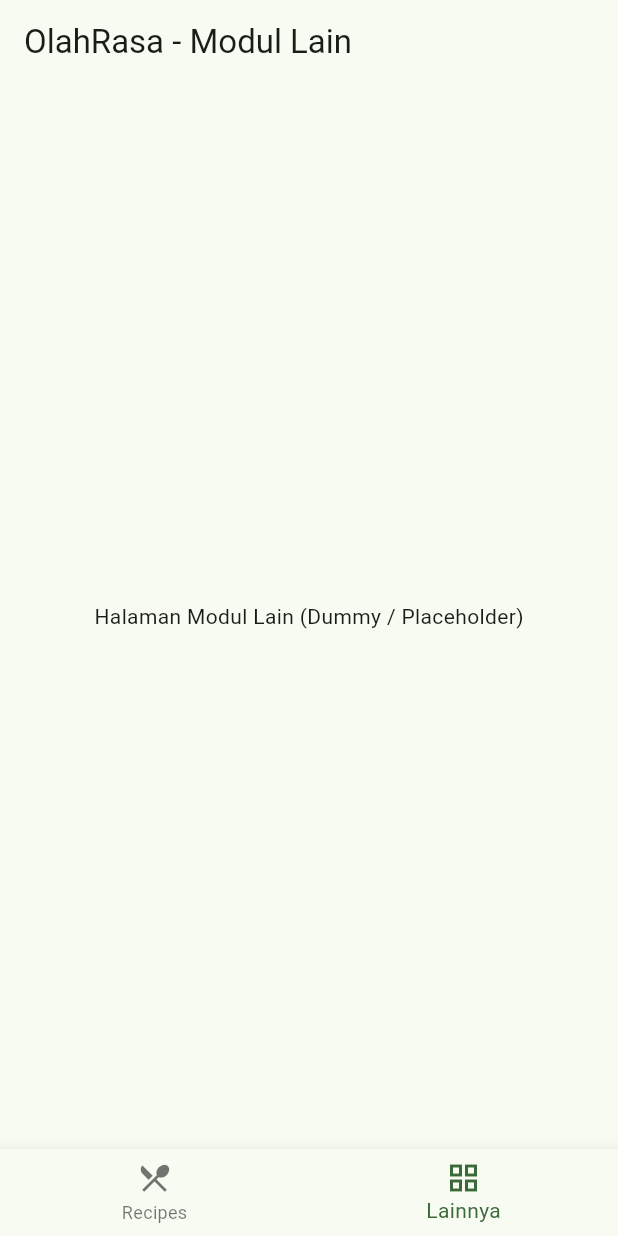
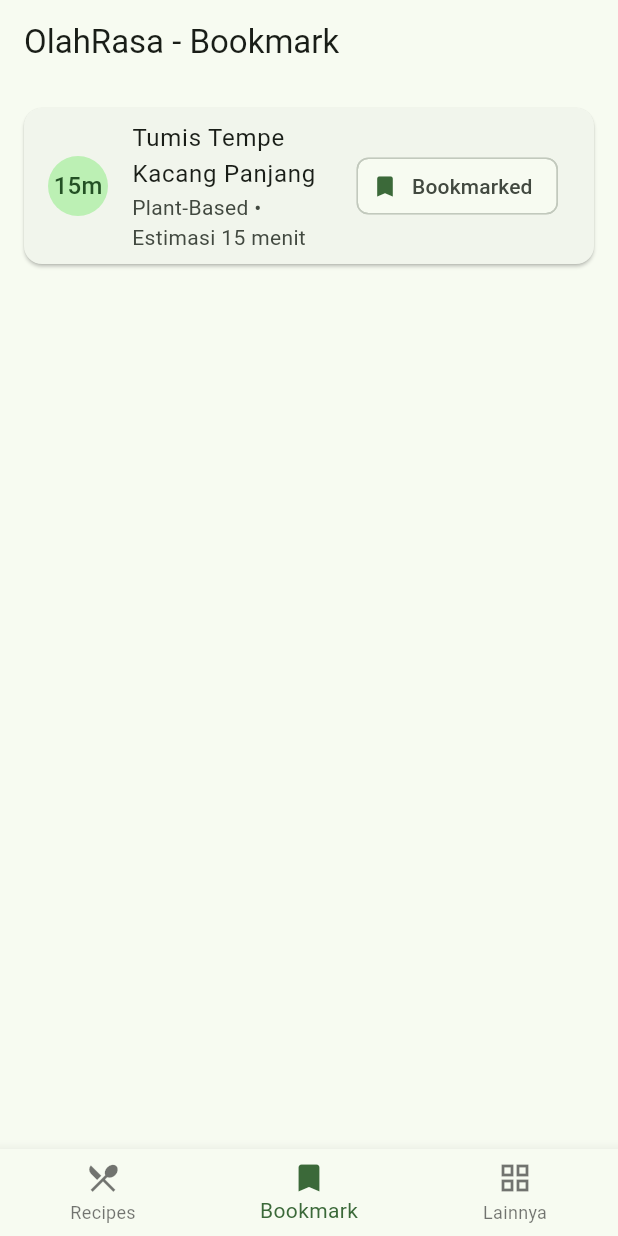
Before and after one commit to Tugas-Kelompok-PBP-D-10/OlahRasa_mobile, a Flutter app: the screen it shows after launch, item 2 of the bottom bar chosen, on a phone screen of 412 x 824 dp. Run offline on Flutter 3.47's test engine with Material 3 defaults, Android fonts, the phone set to English and light mode, and no system bars.

Commit message:
feat: add bookmark page, dummy data, and navbar item

```diff
--- /dev/null
+++ b/lib/data/dummy_bookmark.dart
@@ -0,0 +1,6 @@
+import '../models/recipe_models.dart';
+import 'dummy_recipe.dart';
+
+final List<Recipe> dummyBookmarks = [
+  dummyRecipes.firstWhere((r) => r.id == 1),
+];
--- /dev/null
+++ b/lib/pages/bookmark_page.dart
@@ -0,0 +1,32 @@
+import 'package:flutter/material.dart';
+import '../data/dummy_bookmark.dart';
+import '../models/recipe_models.dart';
+
+class BookmarkPage extends StatelessWidget {
+  const BookmarkPage({super.key});
+
+  @override
+  Widget build(BuildContext context) {
+    return ListView.builder(
+      padding: const EdgeInsets.all(16),
+      itemCount: dummyBookmarks.length,
+      itemBuilder: (context, index) {
+        final Recipe item = dummyBookmarks[index];
+        return Card(
+          margin: const EdgeInsets.only(bottom: 12),
+          child: ListTile(
+            leading: CircleAvatar(
+              child: Text('${item.prepTimeMinutes}m'),
+            ),
+            title: Text(item.title),
+            subtitle: Text('${item.category} • Estimasi ${item.prepTimeMinutes} menit'),
+            trailing: const Chip(
+              avatar: Icon(Icons.bookmark, size: 18),
+              label: Text('Bookmarked'),
+            ),
+          ),
+        );
+      },
+    );
+  }
+}
--- a/lib/pages/home_shell_page.dart
+++ b/lib/pages/home_shell_page.dart
@@ -1,5 +1,5 @@
-// lib/pages/home_shell_page.dart
 import 'package:flutter/material.dart';
+import 'bookmark_page.dart';
 import 'recipe_page.dart';
 
 class HomeShellPage extends StatefulWidget {
@@ -14,11 +14,13 @@ class _HomeShellPageState extends State<HomeShellPage> {
 
   final List<Widget> _pages = const [
     RecipePage(),
+    BookmarkPage(),
     Center(child: Text('Halaman Modul Lain (Dummy / Placeholder)')),
   ];
 
   final List<String> _titles = const [
     'OlahRasa - Recipes',
+    'OlahRasa - Bookmark',
     'OlahRasa - Modul Lain',
   ];
 
@@ -42,6 +44,10 @@ class _HomeShellPageState extends State<HomeShellPage> {
             label: 'Recipes',
           ),
           BottomNavigationBarItem(
+            icon: Icon(Icons.bookmark),
+            label: 'Bookmark',
+          ),
+          BottomNavigationBarItem(
             icon: Icon(Icons.grid_view),
             label: 'Lainnya',
           ),
```
